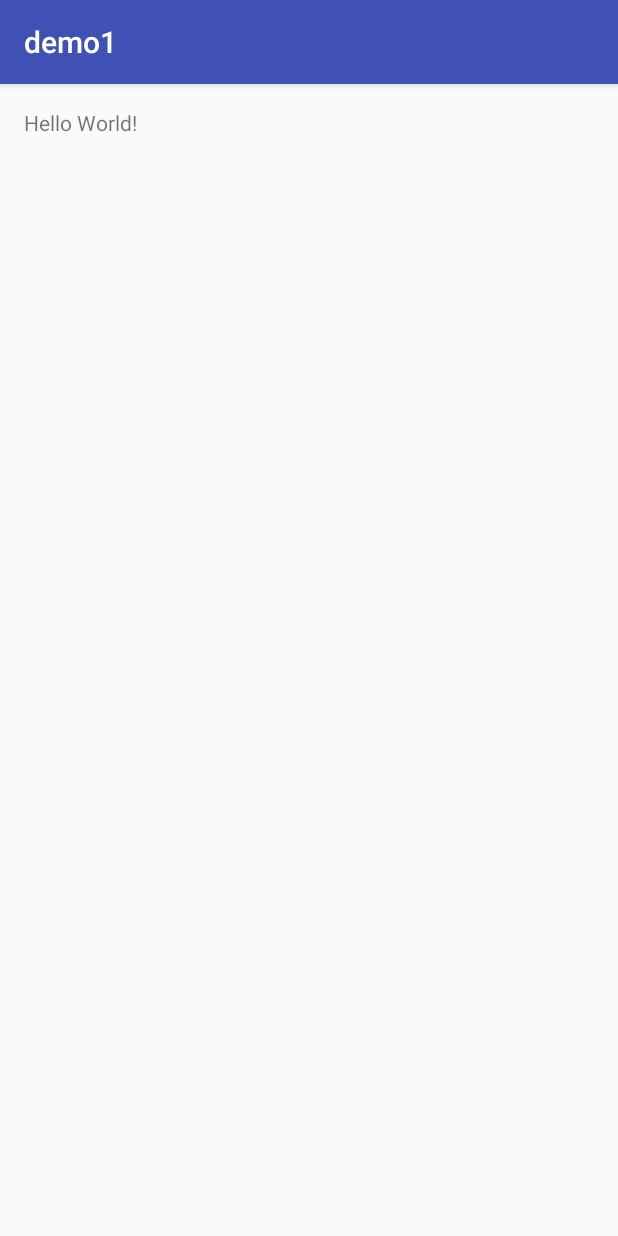
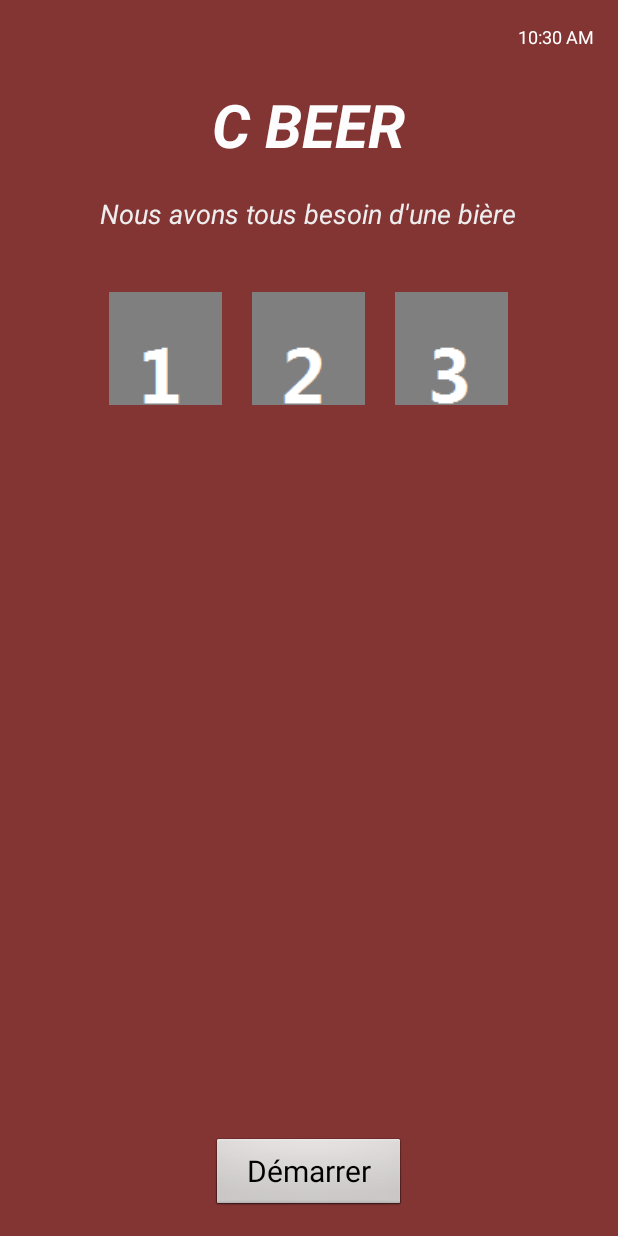
Before and after one commit to tengfan/projetAndroid, an Android app: the screen it shows after launch (MainActivity before the commit, WelcomeActivity after it), on a phone screen of 412 x 824 dp. Run offline under Robolectric (Android 15) with nearby library versions, the phone set to English and light mode, and no system bars.

Commit message:
WelcomeActivity but error in onClick

```diff
--- a/demo1/app/build.gradle
+++ b/demo1/app/build.gradle
@@ -23,4 +23,5 @@ dependencies {
     compile fileTree(dir: 'libs', include: ['*.jar'])
     testCompile 'junit:junit:4.12'
     compile 'com.android.support:appcompat-v7:23.1.0'
+    compile 'com.android.support:support-v4:23.1.0'
 }
--- a/demo1/app/src/main/java/com/example/administrator/demo1/MainActivity.java
+++ /dev/null
@@ -1,13 +0,0 @@
-package com.example.administrator.demo1;
-
-import android.support.v7.app.AppCompatActivity;
-import android.os.Bundle;
-
-public class MainActivity extends AppCompatActivity {
-
-    @Override
-    protected void onCreate(Bundle savedInstanceState) {
-        super.onCreate(savedInstanceState);
-        setContentView(R.layout.activity_main);
-    }
-}
--- /dev/null
+++ b/demo1/app/src/main/java/com/example/administrator/demo1/WelcomeActivity.java
@@ -0,0 +1,77 @@
+package com.example.administrator.demo1;
+
+import android.annotation.TargetApi;
+import android.app.Activity;
+import android.os.Build;
+import android.os.Bundle;
+import android.util.Log;
+import android.view.View;
+import android.widget.ImageView;
+public class WelcomeActivity extends Activity {
+    //Declaration des variables
+    private ImageView [] player = {null, null, null, null, null, null, null, null, null};
+    private int i;
+    @Override
+    protected void onCreate(Bundle savedInstanceState) {
+        super.onCreate(savedInstanceState);
+        setContentView(R.layout.activity_welcome);
+        Log.d("WelcomeActivity", "onCreate() returned: " + "true");
+
+        player[0] = (ImageView)findViewById(R.id.imagePlayer1);
+        player[1] = (ImageView)findViewById(R.id.imagePlayer2);
+        player[2] = (ImageView)findViewById(R.id.imagePlayer3);
+        player[3] = (ImageView)findViewById(R.id.imagePlayer4);
+        player[4] = (ImageView)findViewById(R.id.imagePlayer5);
+        player[5] = (ImageView)findViewById(R.id.imagePlayer6);
+        player[6] = (ImageView)findViewById(R.id.imagePlayer7);
+        player[7] = (ImageView)findViewById(R.id.imagePlayer8);
+        player[8] = (ImageView)findViewById(R.id.imagePlayer9);
+
+        int[] images = {R.drawable.player1, R.drawable.player2, R.drawable.player3,
+                R.drawable.player4, R.drawable.player5, R.drawable.player6,
+                R.drawable.player7, R.drawable.player8, R.drawable.player9};
+
+        for(i=0;i<9;i++){
+            player[i].setImageResource(images[i]);
+        }
+
+        for(i=0;i<9;i++){
+            player[i].setOnClickListener(new View.OnClickListener() {
+                @Override
+                public void onClick(View v) {
+                    if (player[i].getVisibility() == View.VISIBLE) player[i].setVisibility(View.INVISIBLE);
+                    else player[i].setVisibility(View.VISIBLE);
+                }
+            });
+         }
+    }
+
+    @TargetApi(Build.VERSION_CODES.KITKAT)
+    @Override
+      public void onResume() {
+        super.onResume();
+        Log.d("WelcomeActivity", "onResume() returned: " + "true");
+        //Pour cacher les buttons de navigation et le bar
+        View decorView = getWindow().getDecorView();
+        decorView.setSystemUiVisibility(
+                View.SYSTEM_UI_FLAG_LAYOUT_STABLE
+                        | View.SYSTEM_UI_FLAG_LAYOUT_HIDE_NAVIGATION
+                        | View.SYSTEM_UI_FLAG_LAYOUT_FULLSCREEN
+                        | View.SYSTEM_UI_FLAG_HIDE_NAVIGATION // hide nav bar
+                        | View.SYSTEM_UI_FLAG_FULLSCREEN // hide status bar
+                        | View.SYSTEM_UI_FLAG_IMMERSIVE);
+    }
+
+    @TargetApi(Build.VERSION_CODES.KITKAT)
+    @Override
+    public void onPause() {
+        super.onPause();
+        Log.d("WelcomeActivity", "onPause() returned: " + "true");
+    }
+
+    @Override
+    public void onDestroy() {
+        super.onDestroy();
+        Log.d("WelcomeActivity", "onDestroy() returned: " + "true");
+    }
+}
--- /dev/null
+++ b/demo1/app/src/main/res/layout-v17/activity_welcome.xml
@@ -0,0 +1,185 @@
+<?xml version="1.0" encoding="utf-8"?>
+<RelativeLayout xmlns:android="http://schemas.android.com/apk/res/android"
+    xmlns:tools="http://schemas.android.com/tools" android:layout_width="match_parent"
+    android:layout_height="match_parent" android:paddingLeft="@dimen/activity_horizontal_margin"
+    android:paddingRight="@dimen/activity_horizontal_margin"
+    android:paddingTop="@dimen/activity_vertical_margin"
+    android:paddingBottom="@dimen/activity_vertical_margin"
+    tools:context="com.example.administrator.demo1.WelcomeActivity"
+    android:background="#833534" >
+
+    <TextView
+        android:layout_width="wrap_content"
+        android:layout_height="wrap_content"
+        android:textAppearance="?android:attr/textAppearanceMedium"
+        android:text="@string/logoName"
+        android:id="@+id/textLogoName"
+        android:textColor="#fdfdfe"
+        android:textStyle="bold|italic"
+        android:textSize="40sp"
+        android:singleLine="true"
+        android:layout_alignParentTop="true"
+        android:layout_centerHorizontal="true"
+        android:layout_marginTop="40dp"
+        android:layout_marginBottom="20dp" />
+
+    <TextView
+        android:layout_width="wrap_content"
+        android:layout_height="wrap_content"
+        android:textAppearance="?android:attr/textAppearanceSmall"
+        android:text="@string/slogan"
+        android:id="@+id/textSlogan"
+        android:layout_below="@+id/textLogoName"
+        android:layout_centerHorizontal="true"
+        android:textSize="18sp"
+        android:singleLine="true"
+        android:textStyle="italic"
+        android:textColor="#eeeeee"
+        android:layout_marginBottom="30dp"/>
+
+    <Button
+        android:layout_width="wrap_content"
+        android:layout_height="wrap_content"
+        android:text="@string/start"
+        android:textSize="20sp"
+        android:id="@+id/buttonStart"
+        android:layout_alignParentBottom="true"
+        android:layout_centerHorizontal="true"
+        android:visibility="visible"
+        android:width="130dp"
+        android:height="50dp"/>
+
+    <TextClock
+        android:layout_width="wrap_content"
+        android:layout_height="wrap_content"
+        android:id="@+id/textClock"
+        android:textSize="12sp"
+        android:layout_alignParentTop="true"
+        android:layout_alignParentRight="true" />
+
+    <ImageView
+        android:layout_width="75dp"
+        android:layout_height="75dp"
+        android:id="@+id/imagePlayer1"
+        android:background="#666666"
+        android:adjustViewBounds="true"
+        android:layout_below="@+id/textSlogan"
+        android:layout_toLeftOf="@+id/imagePlayer2"
+        android:layout_margin = "10dp"
+        android:clickable="true"
+        android:contentDescription="@string/player1"
+        android:src="@drawable/player1"
+        android:visibility="visible" />
+
+    <ImageView
+        android:layout_width="75dp"
+        android:layout_height="75dp"
+        android:id="@+id/imagePlayer2"
+        android:background="#666666"
+        android:adjustViewBounds="true"
+        android:layout_below="@+id/textSlogan"
+        android:layout_centerHorizontal="true"
+        android:layout_margin = "10dp"
+        android:clickable="true"
+        android:contentDescription="@string/player2"
+        android:src="@drawable/player2"
+        android:visibility="visible" />
+
+    <ImageView
+        android:layout_width="75dp"
+        android:layout_height="75dp"
+        android:id="@+id/imagePlayer3"
+        android:background="#666666"
+        android:adjustViewBounds="true"
+        android:layout_below="@+id/textSlogan"
+        android:layout_toRightOf="@+id/imagePlayer2"
+        android:layout_margin = "10dp"
+        android:clickable="true"
+        android:contentDescription="@string/player3"
+        android:src="@drawable/player3"
+        android:visibility="visible" />
+
+    <ImageView
+        android:layout_width="75dp"
+        android:layout_height="75dp"
+        android:id="@+id/imagePlayer4"
+        android:background="#666666"
+        android:adjustViewBounds="true"
+        android:layout_below="@+id/imagePlayer2"
+        android:layout_toLeftOf="@id/imagePlayer2"
+        android:layout_margin = "10dp"
+        android:visibility="invisible"
+        android:clickable="true"
+        android:contentDescription="@string/player4"
+        android:src="@drawable/player4"/>
+
+    <ImageView
+        android:layout_width="75dp"
+        android:layout_height="75dp"
+        android:id="@+id/imagePlayer5"
+        android:background="#666666"
+        android:adjustViewBounds="true"
+        android:layout_centerHorizontal="true"
+        android:layout_below="@+id/imagePlayer2"
+        android:layout_margin = "10dp"
+        android:visibility="invisible"
+        android:clickable="true"
+        android:contentDescription="@string/player5"
+        android:src="@drawable/player5"/>
+
+    <ImageView
+        android:layout_width="75dp"
+        android:layout_height="75dp"
+        android:id="@+id/imagePlayer6"
+        android:background="#666666"
+        android:adjustViewBounds="true"
+        android:layout_toRightOf="@+id/imagePlayer2"
+        android:layout_below="@+id/imagePlayer2"
+        android:layout_margin = "10dp"
+        android:visibility="invisible"
+        android:clickable="true"
+        android:contentDescription="@string/player6"
+        android:src="@drawable/player6"/>
+
+    <ImageView
+        android:layout_width="75dp"
+        android:layout_height="75dp"
+        android:id="@+id/imagePlayer7"
+        android:background="#666666"
+        android:adjustViewBounds="true"
+        android:layout_below="@+id/imagePlayer5"
+        android:layout_toLeftOf="@id/imagePlayer2"
+        android:layout_margin = "10dp"
+        android:visibility="invisible"
+        android:clickable="true"
+        android:contentDescription="@string/player7"
+        android:src="@drawable/player7"/>
+
+    <ImageView
+        android:layout_width="75dp"
+        android:layout_height="75dp"
+        android:id="@+id/imagePlayer8"
+        android:background="#666666"
+        android:adjustViewBounds="true"
+        android:layout_centerHorizontal="true"
+        android:layout_below="@+id/imagePlayer5"
+        android:layout_margin = "10dp"
+        android:visibility="invisible"
+        android:clickable="true"
+        android:contentDescription="@string/player8"
+        android:src="@drawable/player8"/>
+
+    <ImageView
+        android:layout_width="75dp"
+        android:layout_height="75dp"
+        android:id="@+id/imagePlayer9"
+        android:background="#666666"
+        android:adjustViewBounds="true"
+        android:layout_toRightOf="@+id/imagePlayer2"
+        android:layout_below="@+id/imagePlayer5"
+        android:layout_margin = "10dp"
+        android:visibility="invisible"
+        android:clickable="true"
+        android:contentDescription="@string/player9"
+        android:src="@drawable/player1"/>
+</RelativeLayout>
--- a/demo1/app/src/main/res/layout/activity_main.xml
+++ /dev/null
@@ -1,11 +0,0 @@
-<?xml version="1.0" encoding="utf-8"?>
-<RelativeLayout xmlns:android="http://schemas.android.com/apk/res/android"
-    xmlns:tools="http://schemas.android.com/tools" android:layout_width="match_parent"
-    android:layout_height="match_parent" android:paddingLeft="@dimen/activity_horizontal_margin"
-    android:paddingRight="@dimen/activity_horizontal_margin"
-    android:paddingTop="@dimen/activity_vertical_margin"
-    android:paddingBottom="@dimen/activity_vertical_margin" tools:context=".MainActivity">
-
-    <TextView android:text="Hello World!" android:layout_width="wrap_content"
-        android:layout_height="wrap_content" />
-</RelativeLayout>
--- /dev/null
+++ b/demo1/app/src/main/res/layout/activity_welcome.xml
@@ -0,0 +1,185 @@
+<?xml version="1.0" encoding="utf-8"?>
+<RelativeLayout xmlns:android="http://schemas.android.com/apk/res/android"
+    xmlns:tools="http://schemas.android.com/tools" android:layout_width="match_parent"
+    android:layout_height="match_parent" android:paddingLeft="@dimen/activity_horizontal_margin"
+    android:paddingRight="@dimen/activity_horizontal_margin"
+    android:paddingTop="@dimen/activity_vertical_margin"
+    android:paddingBottom="@dimen/activity_vertical_margin"
+    tools:context="com.example.administrator.demo1.WelcomeActivity"
+    android:background="#833534" >
+
+    <TextView
+        android:layout_width="wrap_content"
+        android:layout_height="wrap_content"
+        android:textAppearance="?android:attr/textAppearanceMedium"
+        android:text="@string/logoName"
+        android:id="@+id/textLogoName"
+        android:textColor="#fdfdfe"
+        android:textStyle="bold|italic"
+        android:textSize="40sp"
+        android:singleLine="true"
+        android:layout_alignParentTop="true"
+        android:layout_centerHorizontal="true"
+        android:layout_marginTop="40dp"
+        android:layout_marginBottom="20dp" />
+
+    <TextView
+        android:layout_width="wrap_content"
+        android:layout_height="wrap_content"
+        android:textAppearance="?android:attr/textAppearanceSmall"
+        android:text="@string/slogan"
+        android:id="@+id/textSlogan"
+        android:layout_below="@+id/textLogoName"
+        android:layout_centerHorizontal="true"
+        android:textSize="18sp"
+        android:singleLine="true"
+        android:textStyle="italic"
+        android:textColor="#eeeeee"
+        android:layout_marginBottom="20dp"/>
+
+    <Button
+        android:layout_width="wrap_content"
+        android:layout_height="wrap_content"
+        android:text="@string/start"
+        android:textSize="20sp"
+        android:id="@+id/buttonStart"
+        android:layout_alignParentBottom="true"
+        android:layout_centerHorizontal="true"
+        android:visibility="visible"
+        android:width="130dp"
+        android:height="50dp" />
+
+    <TextClock
+        android:layout_width="wrap_content"
+        android:layout_height="wrap_content"
+        android:id="@+id/textClock"
+        android:textSize="12sp"
+        android:layout_alignParentTop="true"
+        android:layout_alignParentRight="true" />
+
+    <ImageView
+        android:layout_width="75dp"
+        android:layout_height="75dp"
+        android:id="@+id/imagePlayer1"
+        android:background="#666666"
+        android:adjustViewBounds="true"
+        android:layout_below="@+id/textSlogan"
+        android:layout_toLeftOf="@+id/imagePlayer2"
+        android:layout_margin = "10dp"
+        android:clickable="true"
+        android:contentDescription="@string/player1"
+        android:src="@drawable/player1"
+        android:visibility="visible" />
+
+    <ImageView
+        android:layout_width="75dp"
+        android:layout_height="75dp"
+        android:id="@+id/imagePlayer2"
+        android:background="#666666"
+        android:adjustViewBounds="true"
+        android:layout_below="@+id/textSlogan"
+        android:layout_centerHorizontal="true"
+        android:layout_margin = "10dp"
+        android:clickable="true"
+        android:contentDescription="@string/player2"
+        android:src="@drawable/player2"
+        android:visibility="visible" />
+
+    <ImageView
+        android:layout_width="75dp"
+        android:layout_height="75dp"
+        android:id="@+id/imagePlayer3"
+        android:background="#666666"
+        android:adjustViewBounds="true"
+        android:layout_below="@+id/textSlogan"
+        android:layout_toRightOf="@+id/imagePlayer2"
+        android:layout_margin = "10dp"
+        android:clickable="true"
+        android:contentDescription="@string/player3"
+        android:src="@drawable/player3"
+        android:visibility="visible" />
+
+    <ImageView
+        android:layout_width="75dp"
+        android:layout_height="75dp"
+        android:id="@+id/imagePlayer4"
+        android:background="#666666"
+        android:adjustViewBounds="true"
+        android:layout_below="@+id/imagePlayer2"
+        android:layout_toLeftOf="@id/imagePlayer2"
+        android:layout_margin = "10dp"
+        android:visibility="invisible"
+        android:clickable="true"
+        android:contentDescription="@string/player4"
+        android:src="@drawable/player4"/>
+
+    <ImageView
+        android:layout_width="75dp"
+        android:layout_height="75dp"
+        android:id="@+id/imagePlayer5"
+        android:background="#666666"
+        android:adjustViewBounds="true"
+        android:layout_centerHorizontal="true"
+        android:layout_below="@+id/imagePlayer2"
+        android:layout_margin = "10dp"
+        android:visibility="invisible"
+        android:clickable="true"
+        android:contentDescription="@string/player5"
+        android:src="@drawable/player5"/>
+
+    <ImageView
+        android:layout_width="75dp"
+        android:layout_height="75dp"
+        android:id="@+id/imagePlayer6"
+        android:background="#666666"
+        android:adjustViewBounds="true"
+        android:layout_toRightOf="@+id/imagePlayer2"
+        android:layout_below="@+id/imagePlayer2"
+        android:layout_margin = "10dp"
+        android:visibility="invisible"
+        android:clickable="true"
+        android:contentDescription="@string/player6"
+        android:src="@drawable/player6"/>
+
+    <ImageView
+        android:layout_width="75dp"
+        android:layout_height="75dp"
+        android:id="@+id/imagePlayer7"
+        android:background="#666666"
+        android:adjustViewBounds="true"
+        android:layout_below="@+id/imagePlayer5"
+        android:layout_toLeftOf="@id/imagePlayer2"
+        android:layout_margin = "10dp"
+        android:visibility="invisible"
+        android:clickable="true"
+        android:contentDescription="@string/player7"
+        android:src="@drawable/player7"/>
+
+    <ImageView
+        android:layout_width="75dp"
+        android:layout_height="75dp"
+        android:id="@+id/imagePlayer8"
+        android:background="#666666"
+        android:adjustViewBounds="true"
+        android:layout_centerHorizontal="true"
+        android:layout_below="@+id/imagePlayer5"
+        android:layout_margin = "10dp"
+        android:visibility="invisible"
+        android:clickable="true"
+        android:contentDescription="@string/player8"
+        android:src="@drawable/player8"/>
+
+    <ImageView
+        android:layout_width="75dp"
+        android:layout_height="75dp"
+        android:id="@+id/imagePlayer9"
+        android:background="#666666"
+        android:adjustViewBounds="true"
+        android:layout_toRightOf="@+id/imagePlayer2"
+        android:layout_below="@+id/imagePlayer5"
+        android:layout_margin = "10dp"
+        android:visibility="invisible"
+        android:clickable="true"
+        android:contentDescription="@string/player9"
+        android:src="@drawable/player1"/>
+</RelativeLayout>
--- /dev/null
+++ b/demo1/app/src/main/res/values/attrs.xml
@@ -0,0 +1,12 @@
+<resources>
+
+    <!-- Declare custom theme attributes that allow changing which styles are
+         used for button bars depending on the API level.
+         ?android:attr/buttonBarStyle is new as of API 11 so this is
+         necessary to support previous API levels. -->
+    <declare-styleable name="ButtonBarContainerTheme">
+        <attr name="metaButtonBarStyle" format="reference" />
+        <attr name="metaButtonBarButtonStyle" format="reference" />
+    </declare-styleable>
+
+</resources>
--- a/demo1/app/src/main/res/values/colors.xml
+++ b/demo1/app/src/main/res/values/colors.xml
@@ -3,4 +3,6 @@
     <color name="colorPrimary">#3F51B5</color>
     <color name="colorPrimaryDark">#303F9F</color>
     <color name="colorAccent">#FF4081</color>
+
+    <color name="black_overlay">#66000000</color>
 </resources>
--- a/demo1/app/src/main/res/values/strings.xml
+++ b/demo1/app/src/main/res/values/strings.xml
@@ -1,3 +1,21 @@
 <resources>
     <string name="app_name">demo1</string>
+
+    <string name="title_activity_welcome">WelcomeActivity</string>
+    <string name="dummy_button">Dummy Button</string>
+    <string name="dummy_content">DUMMY\nCONTENT</string>
+
+    <string name="title_activity_main">MainActivity</string>
+    <string name="logoName">C BEER</string>
+    <string name="slogan" formatted="false">"Nous avons tous besoin d'une bière"</string>
+    <string name="start">"Démarrer"</string>
+    <string name="player1">Description: player1</string>
+    <string name="player2">Description: player2</string>
+    <string name="player3">Description: player3</string>
+    <string name="player4">Description: player4</string>
+    <string name="player5">Description: player5</string>
+    <string name="player6">Description: player6</string>
+    <string name="player7">Description: player7</string>
+    <string name="player8">Description: player8</string>
+    <string name="player9">Description: player9</string>
 </resources>
--- a/demo1/app/src/main/res/values/styles.xml
+++ b/demo1/app/src/main/res/values/styles.xml
@@ -8,4 +8,16 @@
         <item name="colorAccent">@color/colorAccent</item>
     </style>
 
+    <style name="FullscreenTheme" parent="AppTheme">
+        <item name="android:actionBarStyle">@style/FullscreenActionBarStyle</item>
+        <item name="android:windowActionBarOverlay">true</item>
+        <item name="android:windowBackground">@null</item>
+        <item name="metaButtonBarStyle">?android:attr/buttonBarStyle</item>
+        <item name="metaButtonBarButtonStyle">?android:attr/buttonBarButtonStyle</item>
+    </style>
+
+    <style name="FullscreenActionBarStyle" parent="Widget.AppCompat.ActionBar">
+        <item name="android:background">@color/black_overlay</item>
+    </style>
+
 </resources>
```
Also changed, not shown: demo1/app/src/main/AndroidManifest.xml (+4 -3 lines), demo1/app/src/main/res/drawable/player1.png (added), demo1/app/src/main/res/drawable/player2.png (added), demo1/app/src/main/res/drawable/player3.png (added), demo1/app/src/main/res/drawable/player4.png (added), demo1/app/src/main/res/drawable/player5.png (added), demo1/app/src/main/res/drawable/player6.png (added), demo1/app/src/main/res/drawable/player7.png (added), demo1/app/src/main/res/drawable/player8.png (added), demo1/app/src/main/res/drawable/player9.png (added).
